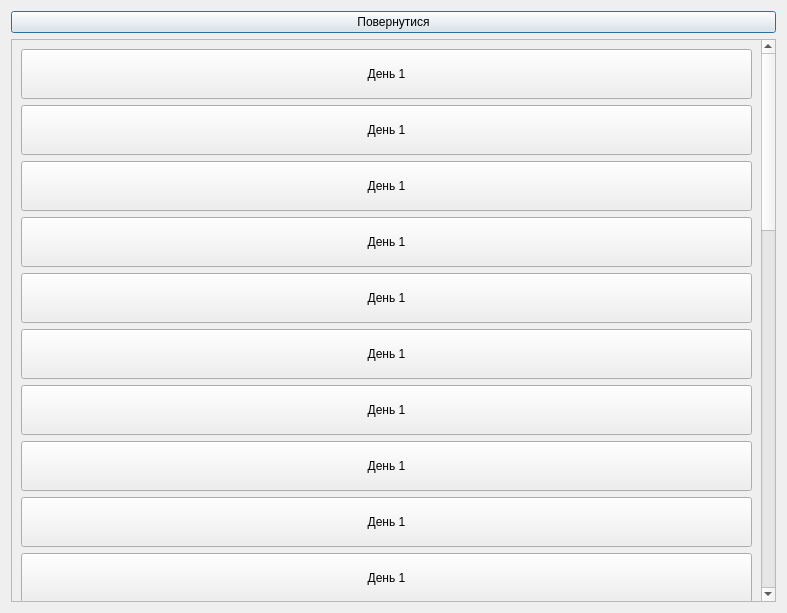
Before: the Qt Designer form my_workout.ui in Mr-Computer/Your-beautiful-body, drawn with Qt 5.
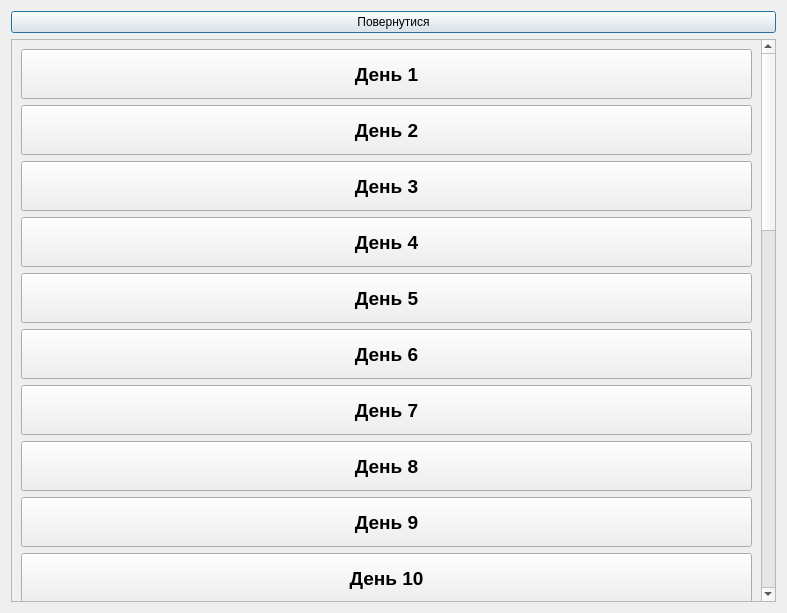
After: the same form once the commit is applied.

Patch:
```diff
--- a/my_workout.ui
+++ b/my_workout.ui
@@ -44,6 +44,13 @@
            <height>50</height>
           </size>
          </property>
+         <property name="font">
+          <font>
+           <pointsize>14</pointsize>
+           <weight>75</weight>
+           <bold>true</bold>
+          </font>
+         </property>
          <property name="text">
           <string>День 1</string>
          </property>
@@ -57,8 +64,15 @@
            <height>50</height>
           </size>
          </property>
+         <property name="font">
+          <font>
+           <pointsize>14</pointsize>
+           <weight>75</weight>
+           <bold>true</bold>
+          </font>
+         </property>
          <property name="text">
-          <string>День 1</string>
+          <string>День 2</string>
          </property>
         </widget>
        </item>
@@ -70,8 +84,15 @@
            <height>50</height>
           </size>
          </property>
+         <property name="font">
+          <font>
+           <pointsize>14</pointsize>
+           <weight>75</weight>
+           <bold>true</bold>
+          </font>
+         </property>
          <property name="text">
-          <string>День 1</string>
+          <string>День 3</string>
          </property>
         </widget>
        </item>
@@ -83,8 +104,15 @@
            <height>50</height>
           </size>
          </property>
+         <property name="font">
+          <font>
+           <pointsize>14</pointsize>
+           <weight>75</weight>
+           <bold>true</bold>
+          </font>
+         </property>
          <property name="text">
-          <string>День 1</string>
+          <string>День 4</string>
          </property>
         </widget>
        </item>
@@ -96,8 +124,15 @@
            <height>50</height>
           </size>
          </property>
+         <property name="font">
+          <font>
+           <pointsize>14</pointsize>
+           <weight>75</weight>
+           <bold>true</bold>
+          </font>
+         </property>
          <property name="text">
-          <string>День 1</string>
+          <string>День 5</string>
          </property>
         </widget>
        </item>
@@ -109,8 +144,15 @@
            <height>50</height>
           </size>
          </property>
+         <property name="font">
+          <font>
+           <pointsize>14</pointsize>
+           <weight>75</weight>
+           <bold>true</bold>
+          </font>
+         </property>
          <property name="text">
-          <string>День 1</string>
+          <string>День 6</string>
          </property>
         </widget>
        </item>
@@ -122,8 +164,15 @@
            <height>50</height>
           </size>
          </property>
+         <property name="font">
+          <font>
+           <pointsize>14</pointsize>
+           <weight>75</weight>
+           <bold>true</bold>
+          </font>
+         </property>
          <property name="text">
-          <string>День 1</string>
+          <string>День 7</string>
          </property>
         </widget>
        </item>
@@ -135,8 +184,15 @@
            <height>50</height>
           </size>
          </property>
+         <property name="font">
+          <font>
+           <pointsize>14</pointsize>
+           <weight>75</weight>
+           <bold>true</bold>
+          </font>
+         </property>
          <property name="text">
-          <string>День 1</string>
+          <string>День 8</string>
          </property>
         </widget>
        </item>
@@ -148,8 +204,15 @@
            <height>50</height>
           </size>
          </property>
+         <property name="font">
+          <font>
+           <pointsize>14</pointsize>
+           <weight>75</weight>
+           <bold>true</bold>
+          </font>
+         </property>
          <property name="text">
-          <string>День 1</string>
+          <string>День 9</string>
          </property>
         </widget>
        </item>
@@ -161,8 +224,15 @@
            <height>50</height>
           </size>
          </property>
+         <property name="font">
+          <font>
+           <pointsize>14</pointsize>
+           <weight>75</weight>
+           <bold>true</bold>
+          </font>
+         </property>
          <property name="text">
-          <string>День 1</string>
+          <string>День 10</string>
          </property>
         </widget>
        </item>
```
Left out of the diff: 366 changed lines with no effect on the pictures.
